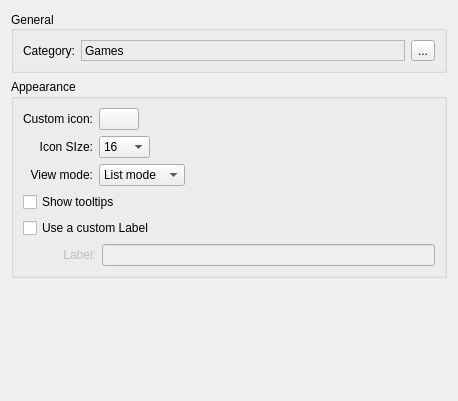
lucianolev/quicksomething, file quickstarter/quickstarterConfig.ui: the form before one commit.
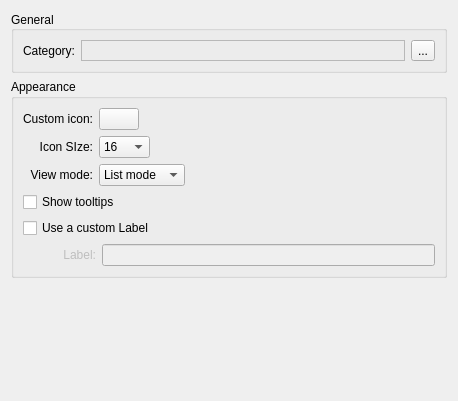
The form after the commit. Custom widgets are drawn as their Qt base class.

The edit to the form file:
```diff
--- a/quickstarter/quickstarterConfig.ui
+++ b/quickstarter/quickstarterConfig.ui
@@ -56,9 +56,6 @@
             <property name="frameShadow" >
              <enum>QFrame::Sunken</enum>
             </property>
-            <property name="text" >
-             <string>Games</string>
-            </property>
            </widget>
           </item>
           <item>
```
